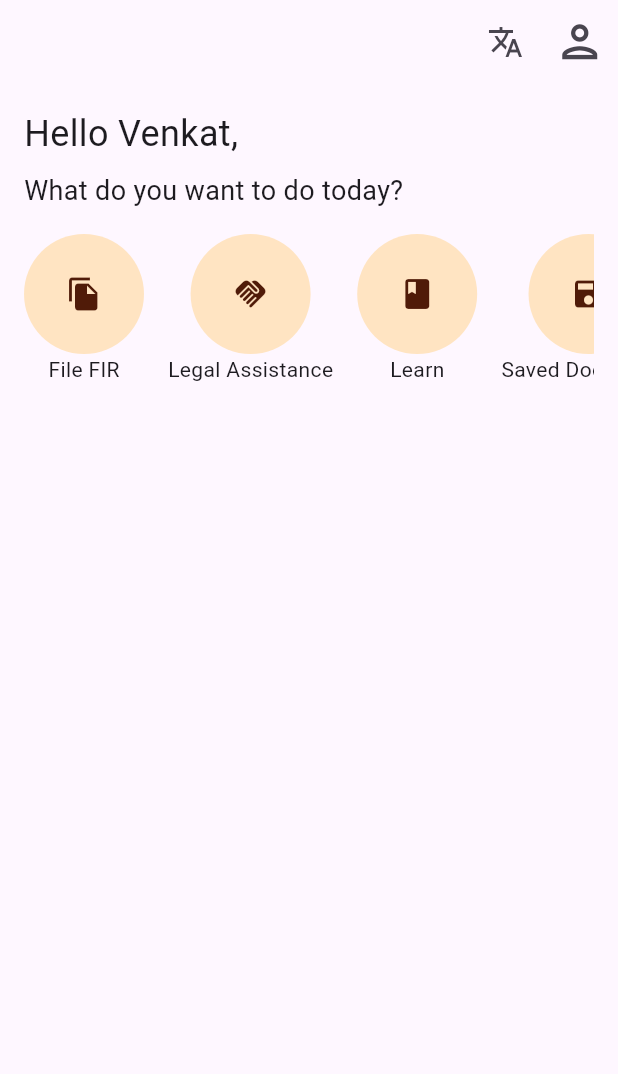
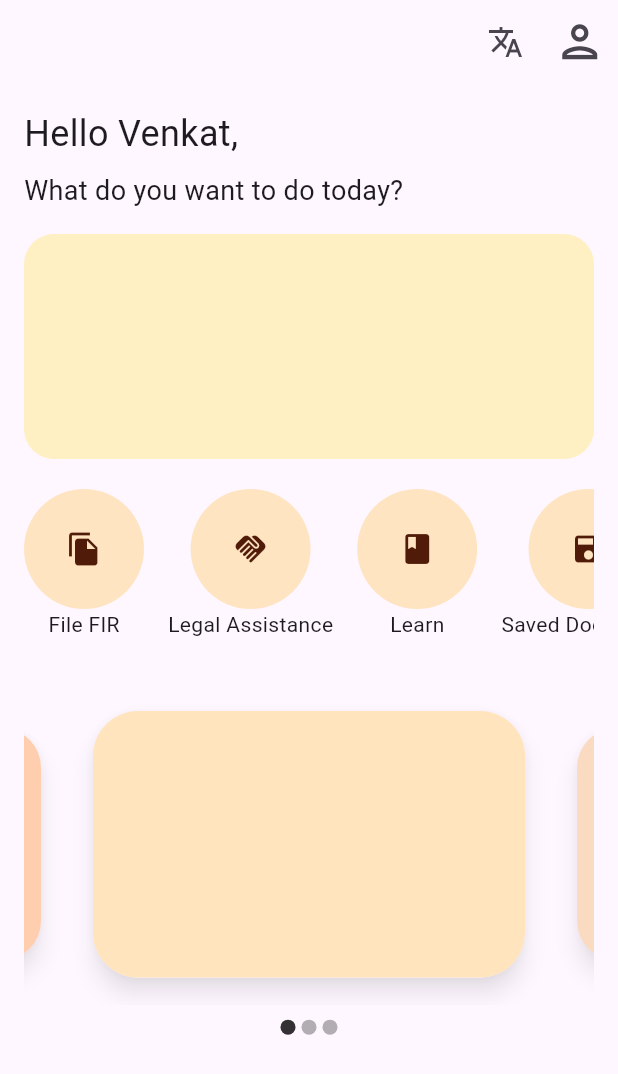
Before and after one commit to imksprateek/LexiFIR, a Flutter app: the screen it shows after launch, on a phone screen of 412 x 824 dp. Shown: the top 1074 px of the screen. Run offline on Flutter 3.47's test engine with Material 3 defaults, Android fonts, the phone set to English and light mode, and no system bars; drawn by our look-alikes of carousel_slider; our stand-ins replace shared_preferences.

Commit message:
Home screen addition carasouel

```diff
--- a/app-client/lib/SplashScreen.dart
+++ b/app-client/lib/SplashScreen.dart
@@ -19,7 +19,7 @@ class _SplashScreenState extends State<SplashScreen> {
   }
 
   Future<void> _checkToken() async {
-    SharedPreferences prefs = await SharedPreferences.getInstance();
+    SharedPreferences prefs =await SharedPreferences.getInstance();
     String? token = prefs.getString('jwt_token'); // Retrieve the token
 
     // Simulate a delay for the splash screen (optional)
--- a/app-client/lib/main.dart
+++ b/app-client/lib/main.dart
@@ -1,6 +1,7 @@
 import 'package:app_client/pages/HomeScreen.dart';
 import 'package:flutter/material.dart';
 import 'SplashScreen.dart';
+
 
 void main() {
   runApp(const MyApp());
--- a/app-client/lib/pages/HomeScreen.dart
+++ b/app-client/lib/pages/HomeScreen.dart
@@ -1,7 +1,16 @@
+import 'package:app_client/utils/carasouel.dart';
 import 'package:app_client/utils/circle_container.dart';
 import 'package:flutter/material.dart';
+import 'package:carousel_slider/carousel_slider.dart';
 
 String username = "Venkat";
+
+List<Color> colours = [
+  const Color.fromARGB(255, 255, 228, 190),
+  Color.fromARGB(255, 250, 219, 193),
+  const Color.fromARGB(255, 255, 206, 175)
+];
+List<String> titles = ["", "", ""];
 
 class Homescreen extends StatelessWidget {
   const Homescreen({super.key});
@@ -38,6 +47,17 @@ class Homescreen extends StatelessWidget {
               textAlign: TextAlign.left,
             ),
             SizedBox(height: 16),
+            Container(
+              height: 150,
+              width: 400,
+              decoration: BoxDecoration(
+                borderRadius: BorderRadius.circular(20),
+                color: const Color.fromARGB(255, 255, 240, 195),
+              ),
+            ),
+            const SizedBox(
+              height: 20,
+            ),
             SingleChildScrollView(
               scrollDirection: Axis.horizontal,
               child: Row(
@@ -68,6 +88,10 @@ class Homescreen extends StatelessWidget {
                 ],
               ),
             ),
+            const SizedBox(
+              height: 30,
+            ),
+            CustomCarousel(containerColors: colours, titles: titles)
           ],
         ),
       ),
--- /dev/null
+++ b/app-client/lib/utils/carasouel.dart
@@ -0,0 +1,99 @@
+import 'package:flutter/material.dart';
+import 'package:carousel_slider/carousel_slider.dart';
+
+class CustomCarousel extends StatefulWidget {
+  final List<Color> containerColors;
+  final List<String> titles;
+
+  const CustomCarousel({
+    super.key,
+    required this.containerColors,
+    required this.titles,
+  });
+
+  @override
+  _CustomCarouselState createState() => _CustomCarouselState();
+}
+
+class _CustomCarouselState extends State<CustomCarousel> {
+  int _currentIndex = 0;
+
+  @override
+  Widget build(BuildContext context) {
+    return Column(
+      children: [
+        CarouselSlider(
+          options: CarouselOptions(
+            autoPlay: true,
+            enlargeCenterPage: true,
+            onPageChanged: (index, reason) {
+              setState(() {
+                _currentIndex = index;
+              });
+            },
+          ),
+          items: widget.containerColors
+              .map(
+                (color) => Padding(
+                  padding: const EdgeInsets.all(8.0),
+                  child: Card(
+                    margin: const EdgeInsets.symmetric(vertical: 10.0),
+                    elevation: 6.0,
+                    shadowColor: Colors.black45,
+                    shape: RoundedRectangleBorder(
+                      borderRadius: BorderRadius.circular(30.0),
+                    ),
+                    child: ClipRRect(
+                      borderRadius: BorderRadius.circular(30.0),
+                      child: Stack(
+                        children: <Widget>[
+                          Container(
+                            color: color,
+                            width: double.infinity,
+                            height: 200, // Adjust height if needed
+                          ),
+                          Positioned(
+                            bottom: 20,
+                            left: 0,
+                            right: 0,
+                            child: Center(
+                              child: Text(
+                                '${widget.titles[widget.containerColors.indexOf(color)]}',
+                                style: const TextStyle(
+                                  fontSize: 24.0,
+                                  fontWeight: FontWeight.bold,
+                                  backgroundColor: Colors.black45,
+                                  color: Colors.white,
+                                ),
+                              ),
+                            ),
+                          ),
+                        ],
+                      ),
+                    ),
+                  ),
+                ),
+              )
+              .toList(),
+        ),
+        Row(
+          mainAxisAlignment: MainAxisAlignment.center,
+          children: widget.containerColors.map((colors) {
+            int index = widget.containerColors.indexOf(colors);
+            return Container(
+              width: 10.0,
+              height: 10.0,
+              margin: EdgeInsets.symmetric(vertical: 10.0, horizontal: 2.0),
+              decoration: BoxDecoration(
+                shape: BoxShape.circle,
+                color: _currentIndex == index
+                    ? Color.fromRGBO(0, 0, 0, 0.8)
+                    : Color.fromRGBO(0, 0, 0, 0.3),
+              ),
+            );
+          }).toList(),
+        )
+      ],
+    );
+  }
+}
--- a/app-client/pubspec.yaml
+++ b/app-client/pubspec.yaml
@@ -36,6 +36,7 @@ dependencies:
   # Use with the CupertinoIcons class for iOS style icons.
   cupertino_icons: ^1.0.8
   shared_preferences: ^2.3.3
+  carousel_slider: ^5.0.0
 
 dev_dependencies:
   flutter_test:
```
Also changed, not shown: app-client/pubspec.lock.
